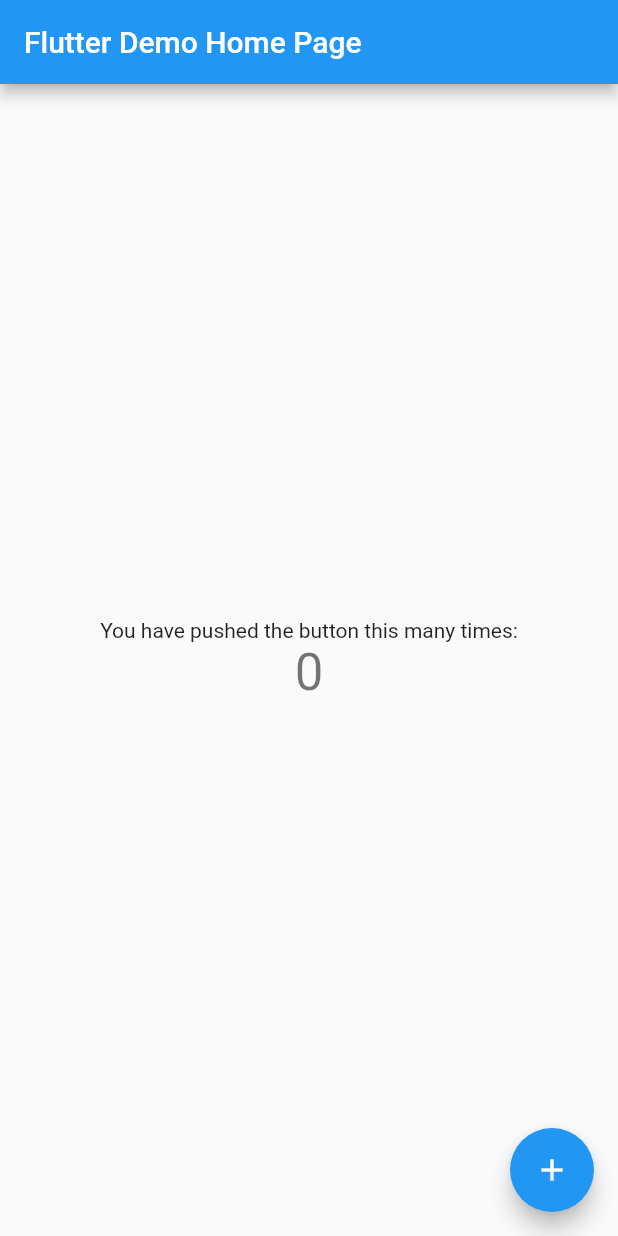
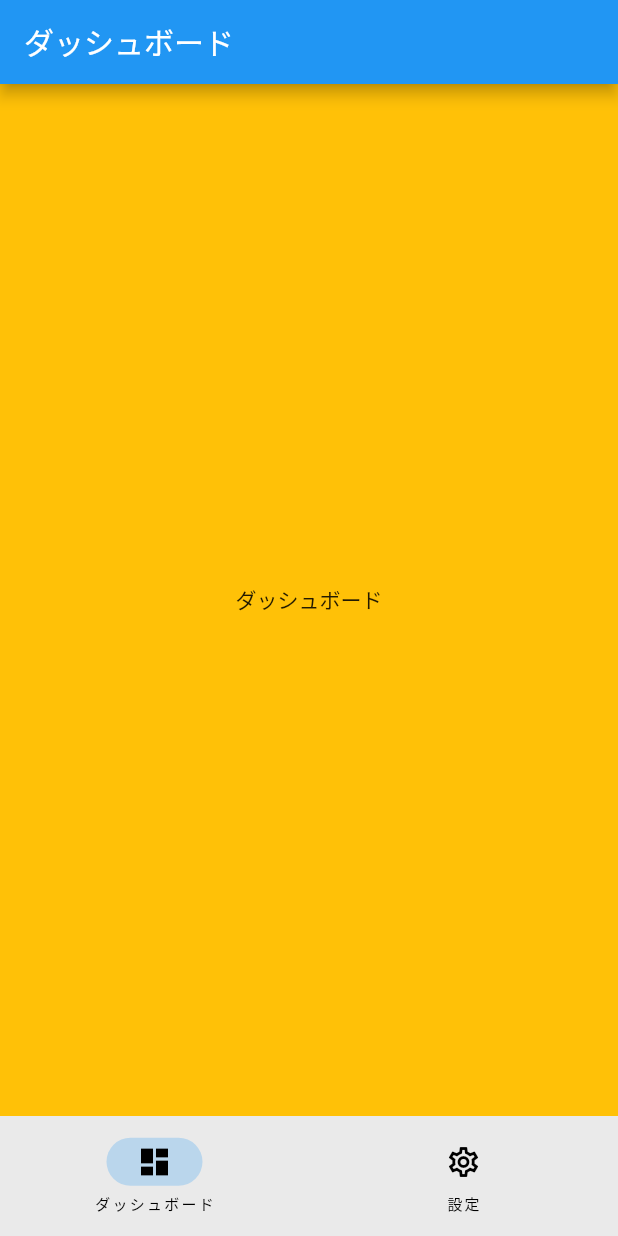
Before and after one commit to susatthi/flutter-sample-shell-route, a Flutter app: the screen it shows after launch, on a phone screen of 412 x 824 dp. Run offline on Flutter 3.47's test engine with Material 2 defaults, Android fonts, the phone set to English and light mode, and no system bars; our stand-ins replace flutter_riverpod, go_router.

Commit message:
🚀 feat: ざっくり実装

```diff
--- /dev/null
+++ b/lib/app.dart
@@ -0,0 +1,17 @@
+import 'package:flutter/material.dart';
+import 'package:flutter_riverpod/flutter_riverpod.dart';
+
+import 'router.dart';
+
+class App extends ConsumerWidget {
+  const App({super.key});
+
+  @override
+  Widget build(BuildContext context, WidgetRef ref) {
+    final router = ref.watch(routerProvider);
+    return MaterialApp.router(
+      debugShowCheckedModeBanner: false,
+      routerConfig: router,
+    );
+  }
+}
--- /dev/null
+++ b/lib/feature/dashboard/page/dashboard_page.dart
@@ -0,0 +1,21 @@
+import 'package:flutter/material.dart';
+import 'package:flutter_riverpod/flutter_riverpod.dart';
+
+class DashboardPage extends ConsumerWidget {
+  const DashboardPage({super.key});
+
+  @override
+  Widget build(BuildContext context, WidgetRef ref) {
+    return Scaffold(
+      appBar: AppBar(
+        title: const Text('ダッシュボード'),
+      ),
+      body: const ColoredBox(
+        color: Colors.amber,
+        child: Center(
+          child: Text('ダッシュボード'),
+        ),
+      ),
+    );
+  }
+}
--- /dev/null
+++ b/lib/feature/navigation/page/component/navigation_bar.dart
@@ -0,0 +1,44 @@
+import 'package:flutter/material.dart';
+import 'package:flutter_riverpod/flutter_riverpod.dart';
+import 'package:go_router/go_router.dart';
+
+import '../../state/navigation_item.dart';
+
+class AppNavigationBar extends ConsumerWidget {
+  const AppNavigationBar({super.key});
+
+  @override
+  Widget build(BuildContext context, WidgetRef ref) {
+    final item = ref.watch(currentNavigationItemProvider);
+    return NavigationBar(
+      selectedIndex: item.index,
+      destinations: NavigationItem.values
+          .map((item) => _NavigationDestination(item: item))
+          .toList(),
+      onDestinationSelected: (index) {
+        final item = NavigationItem.values[index];
+        context.go(item.path);
+        ref.read(currentNavigationItemProvider.notifier).update(
+              (state) => item,
+            );
+      },
+    );
+  }
+}
+
+class _NavigationDestination extends StatelessWidget {
+  const _NavigationDestination({
+    required this.item,
+  });
+
+  final NavigationItem item;
+
+  @override
+  Widget build(BuildContext context) {
+    return NavigationDestination(
+      icon: Icon(item.icon),
+      selectedIcon: Icon(item.selectedIcon),
+      label: item.label,
+    );
+  }
+}
--- /dev/null
+++ b/lib/feature/navigation/page/navigation_page.dart
@@ -0,0 +1,21 @@
+import 'package:flutter/material.dart';
+import 'package:flutter_riverpod/flutter_riverpod.dart';
+
+import 'component/navigation_bar.dart';
+
+class NavigationPage extends ConsumerWidget {
+  const NavigationPage({
+    super.key,
+    required this.child,
+  });
+
+  final Widget child;
+
+  @override
+  Widget build(BuildContext context, WidgetRef ref) {
+    return Scaffold(
+      body: child,
+      bottomNavigationBar: const AppNavigationBar(),
+    );
+  }
+}
--- /dev/null
+++ b/lib/feature/navigation/state/navigation_item.dart
@@ -0,0 +1,34 @@
+import 'package:flutter/material.dart';
+import 'package:flutter_riverpod/flutter_riverpod.dart';
+
+enum NavigationItem {
+  dashboard(
+    label: 'ダッシュボード',
+    icon: Icons.dashboard_outlined,
+    selectedIcon: Icons.dashboard,
+    path: '/',
+  ),
+  settings(
+    label: '設定',
+    icon: Icons.settings_outlined,
+    selectedIcon: Icons.settings,
+    path: '/settings',
+  ),
+  ;
+
+  const NavigationItem({
+    required this.label,
+    required this.icon,
+    required this.selectedIcon,
+    required this.path,
+  });
+
+  final String label;
+  final IconData icon;
+  final IconData selectedIcon;
+  final String path;
+}
+
+final currentNavigationItemProvider = StateProvider((ref) {
+  return NavigationItem.dashboard;
+});
--- a/lib/main.dart
+++ b/lib/main.dart
@@ -1,67 +1,12 @@
 import 'package:flutter/material.dart';
+import 'package:flutter_riverpod/flutter_riverpod.dart';
+
+import 'app.dart';
 
 void main() {
-  runApp(const MyApp());
+  runApp(
+    const ProviderScope(
+      child: App(),
+    ),
+  );
 }
-
-class MyApp extends StatelessWidget {
-  const MyApp({super.key});
-
-  @override
-  Widget build(BuildContext context) {
-    return MaterialApp(
-      title: 'Flutter Demo',
-      theme: ThemeData(
-        primarySwatch: Colors.blue,
-      ),
-      home: const MyHomePage(title: 'Flutter Demo Home Page'),
-    );
-  }
-}
-
-class MyHomePage extends StatefulWidget {
-  const MyHomePage({super.key, required this.title});
-
-  final String title;
-
-  @override
-  State<MyHomePage> createState() => _MyHomePageState();
-}
-
-class _MyHomePageState extends State<MyHomePage> {
-  int _counter = 0;
-
-  void _incrementCounter() {
-    setState(() {
-      _counter++;
-    });
-  }
-
-  @override
-  Widget build(BuildContext context) {
-    return Scaffold(
-      appBar: AppBar(
-        title: Text(widget.title),
-      ),
-      body: Center(
-        child: Column(
-          mainAxisAlignment: MainAxisAlignment.center,
-          children: <Widget>[
-            const Text(
-              'You have pushed the button this many times:',
-            ),
-            Text(
-              '$_counter',
-              style: Theme.of(context).textTheme.headlineMedium,
-            ),
-          ],
-        ),
-      ),
-      floatingActionButton: FloatingActionButton(
-        onPressed: _incrementCounter,
-        tooltip: 'Increment',
-        child: const Icon(Icons.add),
-      ),
-    );
-  }
-}
--- /dev/null
+++ b/lib/router.dart
@@ -0,0 +1,39 @@
+import 'package:flutter_riverpod/flutter_riverpod.dart';
+import 'package:go_router/go_router.dart';
+
+import 'feature/dashboard/page/dashboard_page.dart';
+import 'feature/error/page/error_page.dart';
+import 'feature/navigation/page/navigation_page.dart';
+import 'feature/settings/page/settings_details_page.dart';
+import 'feature/settings/page/settings_page.dart';
+
+final routerProvider = Provider((ref) {
+  return GoRouter(
+    initialLocation: '/',
+    routes: [
+      ShellRoute(
+        builder: (context, state, child) => NavigationPage(child: child),
+        routes: [
+          GoRoute(
+            path: '/',
+            builder: (context, state) => const DashboardPage(),
+          ),
+          GoRoute(
+            path: '/settings',
+            builder: (context, state) => const SettingsPage(),
+            routes: [
+              GoRoute(
+                path: ':id',
+                builder: (context, state) {
+                  final id = int.tryParse(state.params['id'] ?? '0');
+                  return SettingsDetailsPage(id: id);
+                },
+              ),
+            ],
+          ),
+        ],
+      ),
+    ],
+    errorBuilder: (context, state) => ErrorPage(error: state.error),
+  );
+});
--- a/pubspec.yaml
+++ b/pubspec.yaml
@@ -10,6 +10,8 @@
   cupertino_icons: ^1.0.5
   flutter:
     sdk: flutter
+  flutter_riverpod: ^2.3.5
+  go_router: ^6.5.7
 
 dev_dependencies:
   build_runner: ^2.3.3
```
Also changed, not shown: lib/feature/error/page/error_page.dart (added, +26 -0 lines), lib/feature/settings/page/settings_details_page.dart (added, +26 -0 lines), lib/feature/settings/page/settings_page.dart (added, +27 -0 lines), pubspec.lock.
